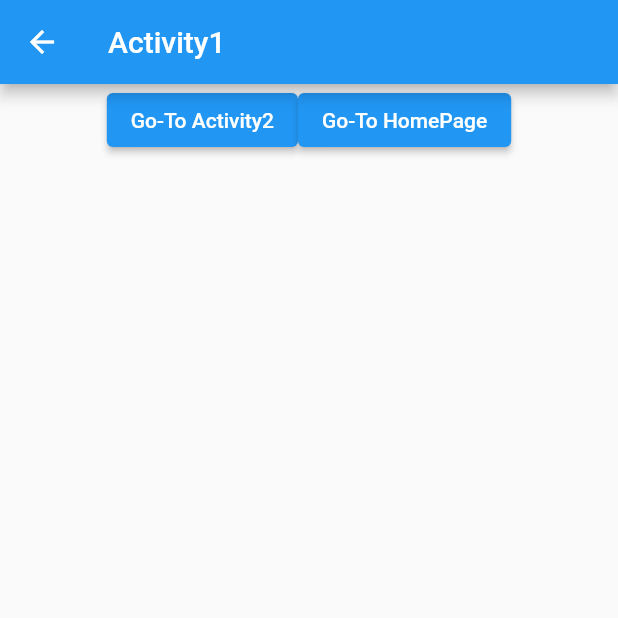
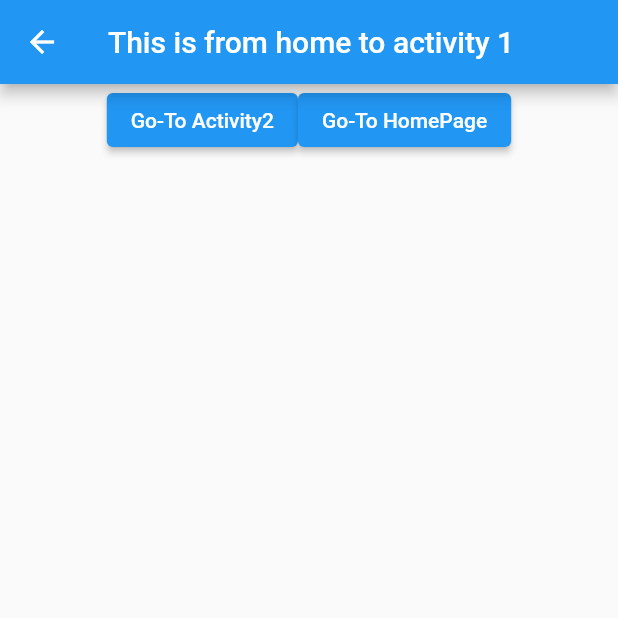
Before and after one commit to Md-Sakibul-Hasan/Simple_Navigation, a Flutter app: the screen it shows after launch, after a tap on "Go-to Activity1", on a phone screen of 412 x 824 dp, the top half of it. Run offline on Flutter 3.47's test engine with Material 2 defaults, Android fonts, the phone set to English and light mode, and no system bars.

Commit message:
Pass data via Navigation

```diff
--- a/lib/main.dart
+++ b/lib/main.dart
@@ -11,7 +11,7 @@ class MyApp extends StatelessWidget {
   @override
   Widget build(BuildContext context) {
     return MaterialApp(
-      home: HomePage(),
+      home:  HomePage(),
       debugShowCheckedModeBanner: false,
       title: "Simple Navigation",
     );
@@ -19,6 +19,8 @@ class MyApp extends StatelessWidget {
 }
 
 class HomePage extends StatelessWidget {
+
+
 
   @override
   Widget build(BuildContext context) {
@@ -32,13 +34,13 @@ class HomePage extends StatelessWidget {
         children: [
 
           ElevatedButton(onPressed: (){
-            Navigator.push(context, MaterialPageRoute(builder: (context)=>Activity1()));
+            Navigator.push(context, MaterialPageRoute(builder: (context)=>Activity1("This is from home to activity 1")));
 
           }, child: Text("Go-to Activity1")),
           Padding(padding: EdgeInsets.all(20)),
 
           ElevatedButton(onPressed: (){
-            Navigator.push(context, MaterialPageRoute(builder: (context)=>Activity2()));
+            Navigator.push(context, MaterialPageRoute(builder: (context)=>Activity2("This is from home to activity 2")));
 
           }, child: Text("Go-to Activity2"))
 
@@ -49,20 +51,26 @@ class HomePage extends StatelessWidget {
 }
 
 class Activity1 extends StatelessWidget {
+  String massage;
+  Activity1(
+      this.massage,
+      {super.key}
+  );
+
 
 
   @override
   Widget build(BuildContext context) {
     return Scaffold(
       appBar: AppBar(
-        title:Text("Activity1"),
+        title:Text(massage),
 
       ),
       body: Row(
         mainAxisAlignment: MainAxisAlignment.center,
         children: [
           ElevatedButton(onPressed: (){
-            Navigator.push(context, MaterialPageRoute(builder: (context)=>Activity2()));
+            Navigator.push(context, MaterialPageRoute(builder: (context)=>Activity2("This is from activity 1 to activity 2")));
           },child: Text("Go-To Activity2")),
 
           ElevatedButton(onPressed: (){
@@ -76,19 +84,27 @@ class Activity1 extends StatelessWidget {
 }
 
 class Activity2 extends StatelessWidget {
+  String massage;
+   Activity2(
+       this.massage,
+       {super.key}
+       );
+
+
+
 
 
   @override
   Widget build(BuildContext context) {
     return Scaffold(
       appBar: AppBar(
-        title:Text("Activity2"),
+        title:Text(massage),
       ),
         body: Row(
           mainAxisAlignment: MainAxisAlignment.center,
           children: [
             ElevatedButton(onPressed: (){
-              Navigator.push(context, MaterialPageRoute(builder: (context)=>Activity1()));
+              Navigator.push(context, MaterialPageRoute(builder: (context)=>Activity1("This is from activity 2 to activity 1")));
             },child: Text("Go-To Activity1")),
 
             ElevatedButton(onPressed: (){
```
